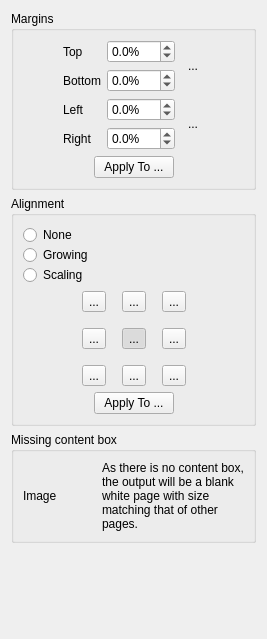
This is src/stages/page_layout/ui/PageLayoutOptionsWidget.ui in ImageProcessing-ElectronicPublications/scantailor-experimental as Qt 5 draws it before an edit. The edited form follows.
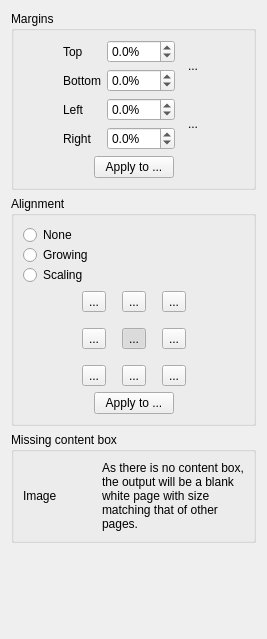
This is the edited form. Icons and pictures are not drawn.

```diff
--- a/src/stages/page_layout/ui/PageLayoutOptionsWidget.ui
+++ b/src/stages/page_layout/ui/PageLayoutOptionsWidget.ui
@@ -233,7 +233,7 @@
         <item>
          <widget class="QPushButton" name="applyMarginsBtn">
           <property name="text">
-           <string>Apply To ...</string>
+           <string>Apply to ...</string>
           </property>
          </widget>
         </item>
@@ -616,7 +616,7 @@
         <item>
          <widget class="QPushButton" name="applyAlignmentBtn">
           <property name="text">
-           <string>Apply To ...</string>
+           <string>Apply to ...</string>
           </property>
          </widget>
         </item>
```
